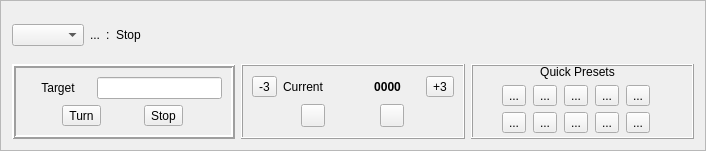
Old version of the form mqt/MqtLogger/rotcontrolframe.ui in the repository zsteva/backup-minos2.
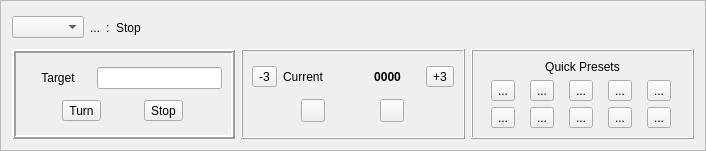
New version of the form.

Diff of the .ui file:
```diff
--- a/mqt/MqtLogger/rotcontrolframe.ui
+++ b/mqt/MqtLogger/rotcontrolframe.ui
@@ -250,15 +250,6 @@
        <property name="frameShadow">
         <enum>QFrame::Raised</enum>
        </property>
-       <widget class="QWidget" name="layoutWidget">
-        <property name="geometry">
-         <rect>
-          <x>30</x>
-          <y>0</y>
-          <width>153</width>
-          <height>69</height>
-         </rect>
-        </property>
         <layout class="QVBoxLayout" name="verticalLayout_4">
          <item>
           <widget class="QLabel" name="label_4">
@@ -349,7 +340,6 @@
           </layout>
          </item>
         </layout>
-       </widget>
       </widget>
      </item>
     </layout>
```
Lines whose indentation alone changed are shown as unchanged.
